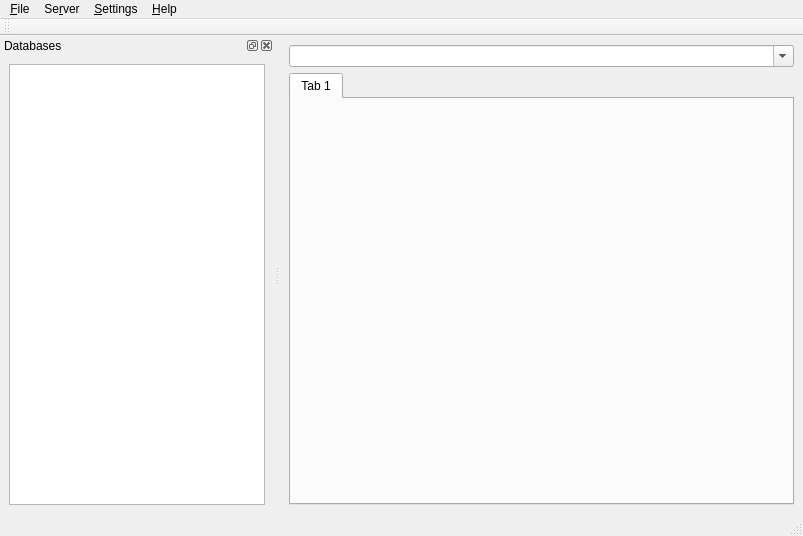
Before: the Qt Designer form SQLAntaresiaWindow.ui in mtorromeo/sqlantaresia, drawn with Qt 5.
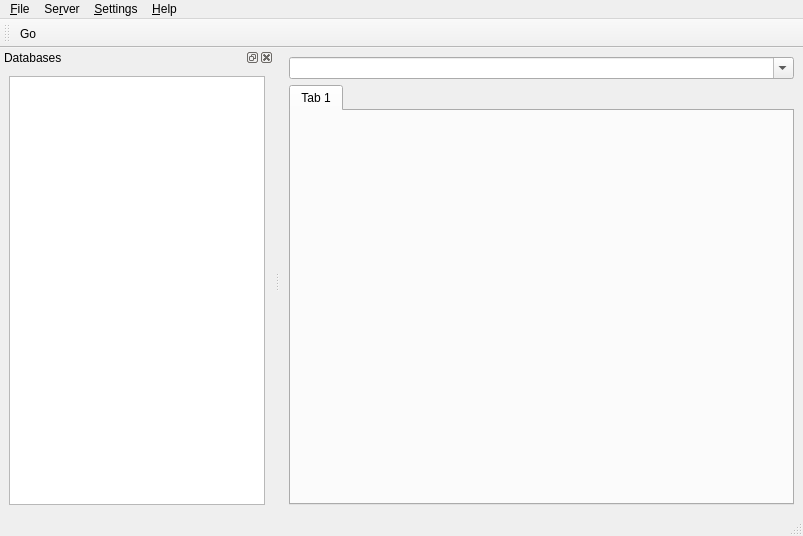
After: the same form once the commit is applied. Icons and pictures are not drawn.

Commit message: Better connection status info

```diff
--- a/SQLAntaresiaWindow.ui
+++ b/SQLAntaresiaWindow.ui
@@ -102,6 +102,7 @@
    <attribute name="toolBarBreak">
     <bool>false</bool>
    </attribute>
+   <addaction name="actionGo"/>
   </widget>
   <widget class="QDockWidget" name="dockWidget">
    <property name="windowTitle">
@@ -298,6 +299,15 @@
     <string>Repair Table</string>
    </property>
   </action>
+  <action name="actionGo">
+   <property name="icon">
+    <iconset resource="icons.qrc">
+     <normaloff>:/16/system-run.png</normaloff>:/16/system-run.png</iconset>
+   </property>
+   <property name="text">
+    <string>Go</string>
+   </property>
+  </action>
  </widget>
  <tabstops>
   <tabstop>treeView</tabstop>
```
Left out of the diff: 9 changed lines with no effect on the pictures. The commit also changes 1 other file.
